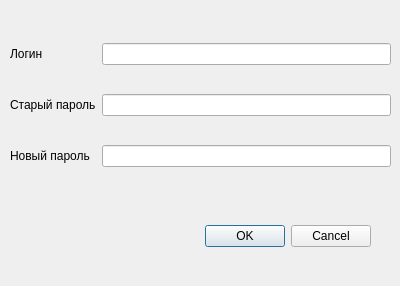
First picture: the form in change.ui, repository gigantina/watch_people, before the edit.
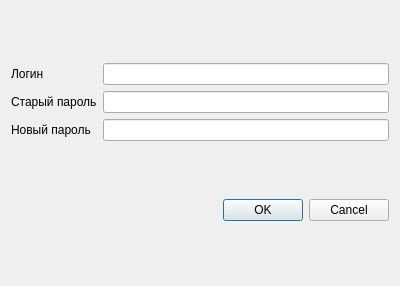
Second picture: the form after the edit.

```diff
--- a/change.ui
+++ b/change.ui
@@ -13,31 +13,8 @@
   <property name="windowTitle">
    <string>Dialog</string>
   </property>
-  <widget class="QDialogButtonBox" name="buttonBox">
-   <property name="geometry">
-    <rect>
-     <x>30</x>
-     <y>220</y>
-     <width>341</width>
-     <height>32</height>
-    </rect>
-   </property>
-   <property name="orientation">
-    <enum>Qt::Horizontal</enum>
-   </property>
-   <property name="standardButtons">
-    <set>QDialogButtonBox::Cancel|QDialogButtonBox::Ok</set>
-   </property>
-  </widget>
-  <widget class="QWidget" name="gridLayoutWidget">
-   <property name="geometry">
-    <rect>
-     <x>10</x>
-     <y>20</y>
-     <width>381</width>
-     <height>171</height>
-    </rect>
-   </property>
+  <layout class="QGridLayout" name="gridLayout_2">
+   <item row="0" column="0">
    <layout class="QGridLayout" name="gridLayout">
     <item row="0" column="0">
      <widget class="QLabel" name="label">
@@ -70,7 +47,18 @@
      <widget class="QLineEdit" name="lineEdit"/>
     </item>
    </layout>
-  </widget>
+   </item>
+   <item row="1" column="0">
+    <widget class="QDialogButtonBox" name="buttonBox">
+     <property name="orientation">
+      <enum>Qt::Horizontal</enum>
+     </property>
+     <property name="standardButtons">
+      <set>QDialogButtonBox::Cancel|QDialogButtonBox::Ok</set>
+     </property>
+    </widget>
+   </item>
+  </layout>
  </widget>
  <resources/>
  <connections>
```
Lines whose indentation alone changed are shown as unchanged.
